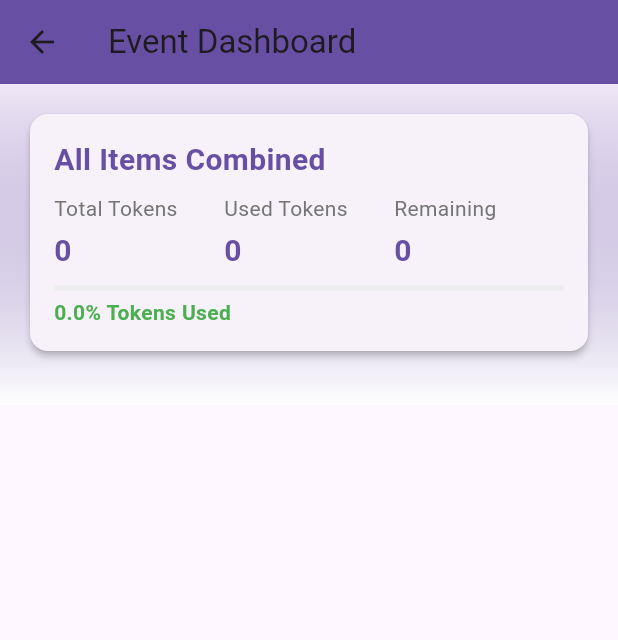
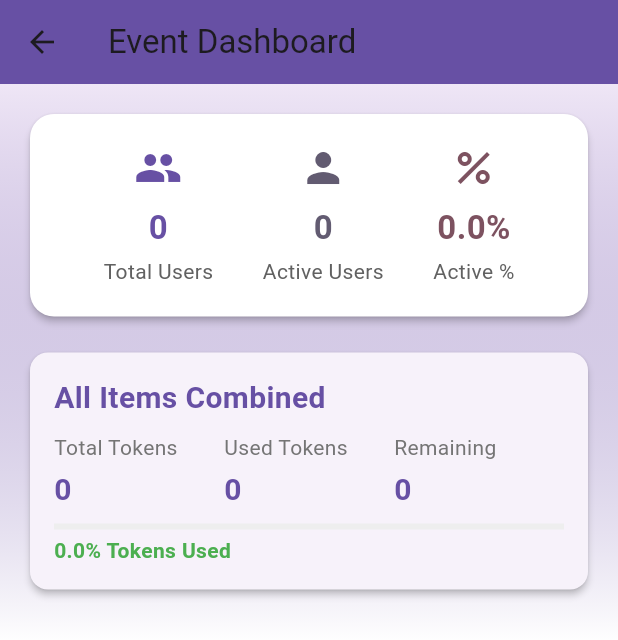
Before and after one commit to Regev654/iot_project, a Flutter app: the EventDetailScreen screen opened directly with empty values, after a tap on "View Stats", on a phone screen of 412 x 824 dp. Shown: the top 640 px of the screen. Run offline on Flutter 3.47's test engine with Material 3 defaults, Android fonts, the phone set to English and light mode, and no system bars; our stand-ins replace csv, file_picker, firebase_auth, firebase_core, firebase_database; accounts and stored records are empty; network calls fail; statements that could not run were skipped.

Commit message:
Added item edit screen

```diff
--- a/flutter_app/lib/screens/event_detail_screen.dart
+++ b/flutter_app/lib/screens/event_detail_screen.dart
@@ -9,6 +9,7 @@ import '../models/participant.dart';
 import '../utils/csv_parser.dart';
 import 'event_stats_screen.dart';
 import 'groups_screen.dart';
+import 'item_edit_screen.dart';
 
 class EventDetailScreen extends StatefulWidget {
   final Event event;
@@ -31,6 +32,7 @@ class _EventDetailScreenState extends State<EventDetailScreen> {
   // Remove textToPrint field and editing logic
   // Add default items button and dialog
   Map<String, int> _defaultItems = {};
+  bool _showDefaultItems = true;
 
   @override
   void initState() {
@@ -84,80 +86,22 @@ class _EventDetailScreenState extends State<EventDetailScreen> {
     }
   }
 
-  Future<void> _editDefaultItemsDialog() async {
-    final items = Map<String, int>.from(_defaultItems);
-    final nameController = TextEditingController();
-    final tokensController = TextEditingController();
-    await showDialog(
-      context: context,
-      builder: (context) => StatefulBuilder(
-        builder: (context, setState) => AlertDialog(
-          title: Text('Edit Default Items'),
-          content: Column(
-            mainAxisSize: MainAxisSize.min,
-            children: [
-              ...items.entries.map((entry) => ListTile(
-                    title: Text(entry.key),
-                    subtitle: Text('Max Tokens: ${entry.value}'),
-                    trailing: IconButton(
-                      icon: Icon(Icons.delete, color: Colors.red),
-                      onPressed: () {
-                        setState(() {
-                          items.remove(entry.key);
-                        });
-                      },
-                    ),
-                    onTap: () {
-                      nameController.text = entry.key;
-                      tokensController.text = entry.value.toString();
-                    },
-                  )),
-              Divider(),
-              TextField(
-                controller: nameController,
-                decoration: InputDecoration(labelText: 'Item Name'),
-              ),
-              TextField(
-                controller: tokensController,
-                decoration: InputDecoration(labelText: 'Max Tokens'),
-                keyboardType: TextInputType.number,
-              ),
-              SizedBox(height: 8),
-              ElevatedButton(
-                onPressed: () {
-                  final name = nameController.text.trim();
-                  final tokens = int.tryParse(tokensController.text.trim()) ?? 0;
-                  if (name.isNotEmpty && tokens > 0) {
-                    setState(() {
-                      items[name] = tokens;
-                      nameController.clear();
-                      tokensController.clear();
-                    });
-                  }
-                },
-                child: Text('Add/Update Item'),
-              ),
-            ],
-          ),
-          actions: [
-            TextButton(
-              onPressed: () => Navigator.pop(context),
-              child: Text('Cancel'),
-            ),
-            FilledButton(
-              onPressed: () async {
-                await _eventRef.child('defaultItems').set(items);
-                setState(() {
-                  _defaultItems = items;
-                });
-                Navigator.pop(context);
-              },
-              child: Text('Save'),
-            ),
-          ],
+  Future<void> _editDefaultItemsScreen() async {
+    final result = await Navigator.push<Map<String, int>>(
+      context,
+      MaterialPageRoute(
+        builder: (context) => ItemEditScreen(
+          initialItems: _defaultItems,
+          title: 'Edit Default Items',
         ),
       ),
     );
+    if (result != null) {
+      await _eventRef.child('defaultItems').set(result);
+      setState(() {
+        _defaultItems = result;
+      });
+    }
   }
 
   Future<void> _makeLiveEvent() async {
@@ -176,7 +120,7 @@ class _EventDetailScreenState extends State<EventDetailScreen> {
         // Format: { id: <eventId>, items: {itemName: maxTokens, ...} }
         await FirebaseDatabase.instance.ref().child('LiveEventV3').set({
           'id': widget.event.eventId,
-          'items': _defaultItems,
+          'items': _showDefaultItems ? _defaultItems : {},
         });
         setState(() => _isLiveEvent = true);
         if (mounted) {
@@ -282,6 +226,10 @@ class _EventDetailScreenState extends State<EventDetailScreen> {
         );
       }
     }
+  }
+
+  int getActiveUsers() {
+    return _participants.values.where((p) => p.items.values.any((item) => (item['usedTokens'] ?? 0) > 0)).length;
   }
 
   @override
@@ -464,28 +412,91 @@ class _EventDetailScreenState extends State<EventDetailScreen> {
               ),
               const SizedBox(height: 24),
               Card(
+                color: Colors.white,
                 elevation: 2,
                 shape: RoundedRectangleBorder(
-                  borderRadius: BorderRadius.circular(12),
+                  borderRadius: BorderRadius.circular(16),
                 ),
                 child: Padding(
-                  padding: const EdgeInsets.all(16),
+                  padding: const EdgeInsets.symmetric(vertical: 20, horizontal: 16),
+                  child: Row(
+                    mainAxisAlignment: MainAxisAlignment.spaceEvenly,
+                    children: [
+                      Column(
+                        children: [
+                          Icon(Icons.people, color: theme.colorScheme.primary, size: 28),
+                          SizedBox(height: 4),
+                          Text('${_participants.length}', style: theme.textTheme.titleMedium?.copyWith(fontWeight: FontWeight.bold)),
+                          SizedBox(height: 2),
+                          Text('Total Users', style: theme.textTheme.bodySmall?.copyWith(color: Colors.grey[700])),
+                        ],
+                      ),
+                      SizedBox(width: 16),
+                      Column(
+                        children: [
+                          Icon(Icons.person, color: theme.colorScheme.secondary, size: 28),
+                          SizedBox(height: 4),
+                          Text('${getActiveUsers()}', style: theme.textTheme.titleMedium?.copyWith(fontWeight: FontWeight.bold)),
+                          SizedBox(height: 2),
+                          Text('Active Users', style: theme.textTheme.bodySmall?.copyWith(color: Colors.grey[700])),
+                        ],
+                      ),
+                      if (_participants.isNotEmpty) ...[
+                        SizedBox(width: 16),
+                        Column(
+                          children: [
+                            Icon(Icons.percent, color: theme.colorScheme.tertiary, size: 28),
+                            SizedBox(height: 4),
+                            Text('(${(getActiveUsers() / _participants.length * 100).toStringAsFixed(1)}%)', style: theme.textTheme.bodyMedium?.copyWith(color: theme.colorScheme.secondary, fontWeight: FontWeight.bold)),
+                            SizedBox(height: 2),
+                            Text('Active %', style: theme.textTheme.bodySmall?.copyWith(color: Colors.grey[700])),
+                          ],
+                        ),
+                      ],
+                    ],
+                  ),
+                ),
+              ),
+              const SizedBox(height: 24),
+              Card(
+                color: Colors.white,
+                elevation: 2,
+                shape: RoundedRectangleBorder(
+                  borderRadius: BorderRadius.circular(16),
+                ),
+                child: Padding(
+                  padding: const EdgeInsets.symmetric(vertical: 16, horizontal: 16),
                   child: Column(
                     crossAxisAlignment: CrossAxisAlignment.start,
                     children: [
                       Row(
                         children: [
+                          Switch(
+                            value: _showDefaultItems,
+                            onChanged: (val) {
+                              setState(() {
+                                _showDefaultItems = val;
+                              });
+                            },
+                            activeColor: theme.colorScheme.primary,
+                          ),
+                          Text('Add default items', style: theme.textTheme.titleMedium),
+                        ],
+                      ),
+                      if (_showDefaultItems) ...[
+                        Row(
+                          children: [
                             Text(
                               'Default Items',
                               style: theme.textTheme.titleMedium?.copyWith(
-                              color: Colors.grey[600],
+                                color: theme.colorScheme.primary,
                               ),
                             ),
                             const Spacer(),
                             IconButton(
                               icon: Icon(Icons.edit),
                               color: theme.colorScheme.primary,
-                            onPressed: _editDefaultItemsDialog,
+                              onPressed: _editDefaultItemsScreen,
                             ),
                           ],
                         ),
@@ -496,10 +507,11 @@ class _EventDetailScreenState extends State<EventDetailScreen> {
                             children: _defaultItems.entries.map((e) => Chip(label: Text('${e.key}: ${e.value}'))).toList(),
                           ),
                       ],
+                    ],
                   ),
                 ),
               ),
-              const SizedBox(height: 24),
+              const SizedBox(height: 16),
               Card(
                 elevation: 2,
                 shape: RoundedRectangleBorder(
@@ -518,33 +530,14 @@ class _EventDetailScreenState extends State<EventDetailScreen> {
                               color: theme.colorScheme.primary,
                               fontWeight: FontWeight.bold,
                             ),
-                          ),
-                          const Spacer(),
-                          Column(
-                            crossAxisAlignment: CrossAxisAlignment.end,
-                            children: [
-                              Text(
-                                '${_participants.length} Total',
-                                style: theme.textTheme.bodyMedium?.copyWith(
-                                  color: Colors.grey[600],
-                                ),
-                              ),
-                              if (_participants.isNotEmpty) ...[
-                                const SizedBox(height: 4),
-                                Text(
-                                  '${_participants.values.where((p) => p.items.isNotEmpty).length} Active (${((_participants.values.where((p) => p.items.isNotEmpty).length / _participants.length) * 100).toStringAsFixed(1)}%)',
-                                  style: theme.textTheme.bodyMedium?.copyWith(
-                                    color: theme.colorScheme.secondary,
-                                    fontWeight: FontWeight.w500,
-                                  ),
-                                ),
-                              ],
-                            ],
-                          ),
+                          )
                         ],
                       ),
                       const SizedBox(height: 16),
-                      TextField(
+                      Row(
+                        children: [
+                          Expanded(
+                            child: TextField(
                               controller: _searchController,
                               decoration: InputDecoration(
                                 hintText: 'Search participants...',
@@ -556,6 +549,9 @@ class _EventDetailScreenState extends State<EventDetailScreen> {
                               onChanged: (value) {
                                 setState(() {});
                               },
+                            ),
+                          ),
+                        ],
                       ),
                       const SizedBox(height: 16),
                       ..._participants.values
@@ -571,12 +567,8 @@ class _EventDetailScreenState extends State<EventDetailScreen> {
                               shape: RoundedRectangleBorder(
                                 borderRadius: BorderRadius.circular(8),
                               ),
-                              child: Padding(
-                                padding: const EdgeInsets.all(12),
-                                child: Column(
-                                  crossAxisAlignment: CrossAxisAlignment.start,
-                                  children: [
-                                    Row(
+                              child: ExpansionTile(
+                                title: Row(
                                   children: [
                                     Container(
                                       padding: const EdgeInsets.symmetric(
@@ -598,9 +590,6 @@ class _EventDetailScreenState extends State<EventDetailScreen> {
                                     const Spacer(),
                                   ],
                                 ),
-                                    const SizedBox(height: 8),
-                                    ExpansionTile(
-                                      title: Text('Items'),
                                 children: participant.items.entries.map((entry) {
                                   final itemName = entry.key;
                                   final maxTokens = entry.value['maxTokens'] ?? 0;
@@ -641,16 +630,13 @@ class _EventDetailScreenState extends State<EventDetailScreen> {
                                   );
                                 }).toList(),
                               ),
-                                  ],
-                                ),
-                              ),
                             );
                           }).toList(),
                       if (_participants.length > 10)
                         Padding(
                           padding: const EdgeInsets.only(top: 8),
                           child: Text(
-                            'Use search to find more participants',
+                            'There are more than 10 participants. Use search to find more participants',
                             style: TextStyle(
                               color: Colors.grey[600],
                               fontStyle: FontStyle.italic,
--- a/flutter_app/lib/screens/event_stats_screen.dart
+++ b/flutter_app/lib/screens/event_stats_screen.dart
@@ -88,6 +88,10 @@ class _EventStatsScreenState extends State<EventStatsScreen> {
     }
     final combinedRemaining = combinedTotal - combinedUsed;
     final combinedUsagePct = combinedTotal > 0 ? (combinedUsed / combinedTotal * 100) : 0;
+    // User stats
+    final totalUsers = participants.length;
+    final activeUsers = participants.where((p) => p.items.values.any((item) => (item['usedTokens'] ?? 0) > 0)).length;
+    final activePct = totalUsers > 0 ? (activeUsers / totalUsers * 100) : 0;
     return Scaffold(
       appBar: AppBar(
         title: Text('Event Dashboard'),
@@ -110,6 +114,41 @@ class _EventStatsScreenState extends State<EventStatsScreen> {
           child: Column(
             crossAxisAlignment: CrossAxisAlignment.start,
             children: [
+              Card(
+                color: Colors.white,
+                elevation: 2,
+                shape: RoundedRectangleBorder(
+                  borderRadius: BorderRadius.circular(16),
+                ),
+                child: Padding(
+                  padding: const EdgeInsets.symmetric(vertical: 20, horizontal: 16),
+                  child: Row(
+                    mainAxisAlignment: MainAxisAlignment.spaceEvenly,
+                    children: [
+                      _userStatTile(
+                        icon: Icons.people,
+                        label: 'Total Users',
+                        value: totalUsers,
+                        color: theme.colorScheme.primary,
+                      ),
+                      _userStatTile(
+                        icon: Icons.person,
+                        label: 'Active Users',
+                        value: activeUsers,
+                        color: theme.colorScheme.secondary,
+                      ),
+                      _userStatTile(
+                        icon: Icons.percent,
+                        label: 'Active %',
+                        value: activePct,
+                        color: theme.colorScheme.tertiary,
+                        isPercent: true,
+                      ),
+                    ],
+                  ),
+                ),
+              ),
+              SizedBox(height: 16),
               // Combined summary
               Card(
                 elevation: 2,
@@ -239,4 +278,29 @@ class _EventStatsScreenState extends State<EventStatsScreen> {
       ],
     );
   }
+
+  Widget _userStatTile({required IconData icon, required String label, required num value, required Color color, bool isPercent = false}) {
+    return Column(
+      children: [
+        Icon(icon, color: color, size: 32),
+        SizedBox(height: 8),
+        Text(
+          isPercent ? '${value.toStringAsFixed(1)}%' : value.toString(),
+          style: TextStyle(
+            fontSize: 22,
+            fontWeight: FontWeight.bold,
+            color: color,
+          ),
+        ),
+        SizedBox(height: 4),
+        Text(
+          label,
+          style: TextStyle(
+            color: Colors.grey[700],
+            fontSize: 14,
+          ),
+        ),
+      ],
+    );
+  }
 }
```
Also changed, not shown: flutter_app/lib/screens/groups_screen.dart (+85 -92 lines), flutter_app/lib/screens/item_edit_screen.dart (added, +154 -0 lines). Lines whose indentation alone changed are shown as unchanged.
